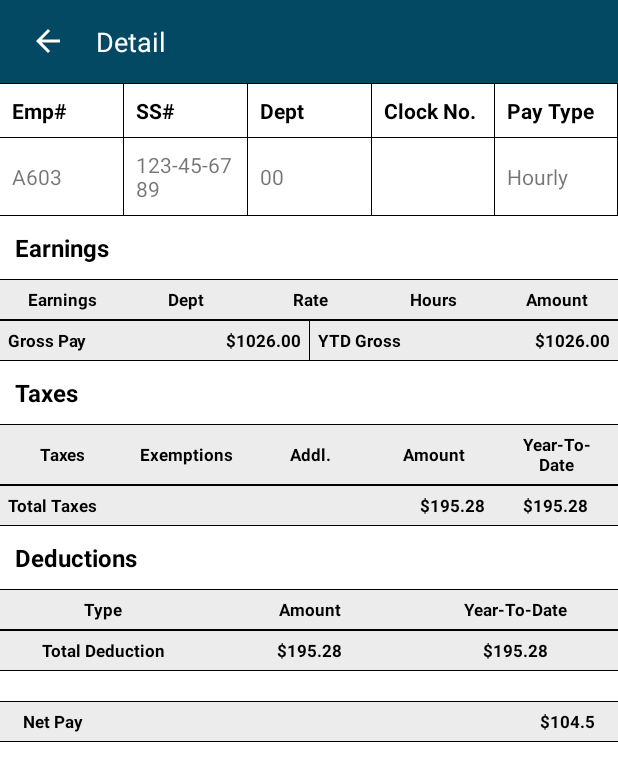
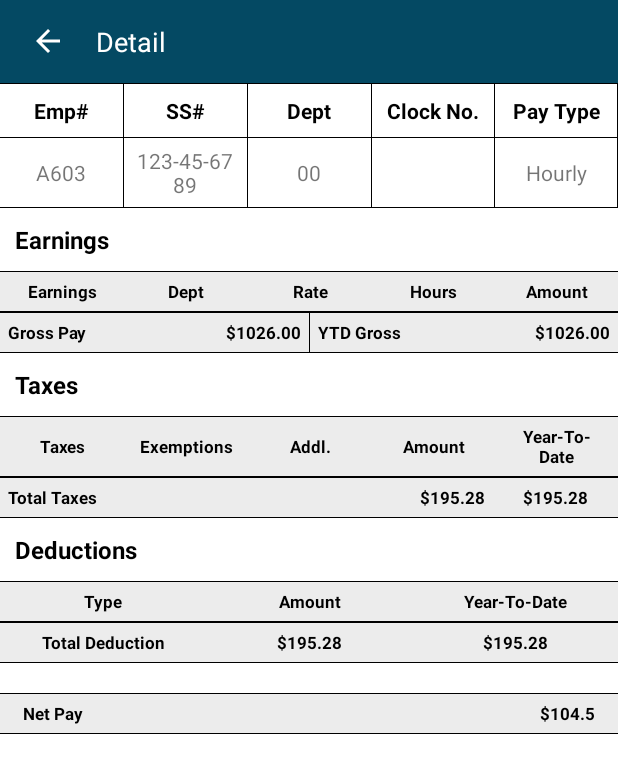
Before and after one commit to Asadrao125/Citi-Security, an Android app: the PayrollDetailActivity screen opened directly, with no data from a screen before it, on a phone screen of 412 x 824 dp. Shown: the top 781 px of the screen. Run offline under Robolectric (Android 15) with nearby library versions, the light colour scheme and no system bars; libraries missing offline, so code that uses them is left out: com.loopj.android; 4 statements that could not run were skipped.

Commit message:
Till, Version 1.03

```diff
--- a/app/src/main/res/layout/activity_payroll_detail.xml
+++ b/app/src/main/res/layout/activity_payroll_detail.xml
@@ -60,6 +60,7 @@
                     android:layout_height="wrap_content"
                     android:layout_gravity="center"
                     android:layout_weight="1"
+                    android:gravity="center"
                     android:padding="8dp"
                     android:text="Emp#"
                     android:textColor="@color/black"
@@ -75,6 +76,7 @@
                     android:layout_height="wrap_content"
                     android:layout_gravity="center"
                     android:layout_weight="1"
+                    android:gravity="center"
                     android:padding="8dp"
                     android:text="SS#"
                     android:textColor="@color/black"
@@ -90,6 +92,7 @@
                     android:layout_height="wrap_content"
                     android:layout_gravity="center"
                     android:layout_weight="1"
+                    android:gravity="center"
                     android:padding="8dp"
                     android:text="Dept"
                     android:textColor="@color/black"
@@ -105,6 +108,7 @@
                     android:layout_height="wrap_content"
                     android:layout_gravity="center"
                     android:layout_weight="1"
+                    android:gravity="center"
                     android:padding="8dp"
                     android:text="Clock No."
                     android:textColor="@color/black"
@@ -120,6 +124,7 @@
                     android:layout_height="wrap_content"
                     android:layout_gravity="center"
                     android:layout_weight="1"
+                    android:gravity="center"
                     android:padding="8dp"
                     android:text="Pay Type"
                     android:textColor="@color/black"
@@ -148,7 +153,8 @@
                     android:layout_height="wrap_content"
                     android:layout_gravity="center"
                     android:layout_weight="1"
-                    android:padding="8dp"
+                    android:gravity="center"
+                    android:padding="5dp"
                     android:text="A603" />
 
                 <View
@@ -162,7 +168,8 @@
                     android:layout_height="wrap_content"
                     android:layout_gravity="center"
                     android:layout_weight="1"
-                    android:padding="8dp"
+                    android:gravity="center"
+                    android:padding="5dp"
                     android:text="123-45-6789" />
 
                 <View
@@ -176,7 +183,8 @@
                     android:layout_height="wrap_content"
                     android:layout_gravity="center"
                     android:layout_weight="1"
-                    android:padding="8dp"
+                    android:gravity="center"
+                    android:padding="5dp"
                     android:text="00" />
 
                 <View
@@ -190,7 +198,8 @@
                     android:layout_height="wrap_content"
                     android:layout_gravity="center"
                     android:layout_weight="1"
-                    android:padding="8dp"
+                    android:gravity="center"
+                    android:padding="5dp"
                     android:text="" />
 
                 <View
@@ -204,7 +213,8 @@
                     android:layout_height="wrap_content"
                     android:layout_gravity="center"
                     android:layout_weight="1"
-                    android:padding="8dp"
+                    android:gravity="center"
+                    android:padding="5dp"
                     android:text="Hourly" />
 
                 <View
```
